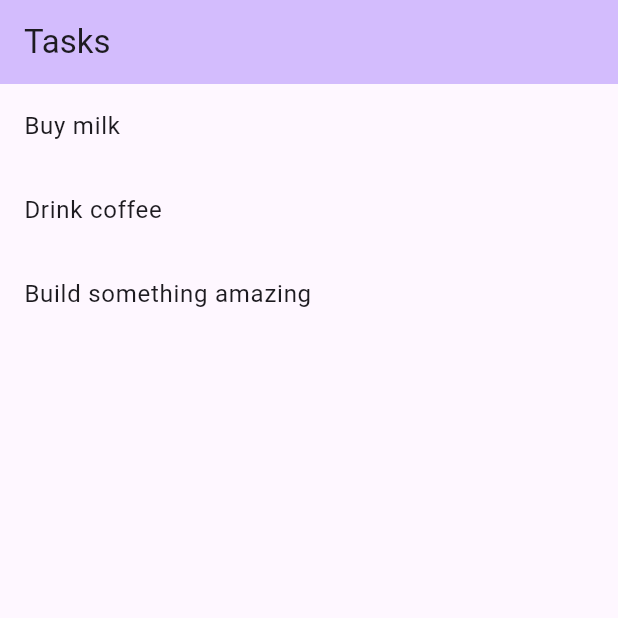
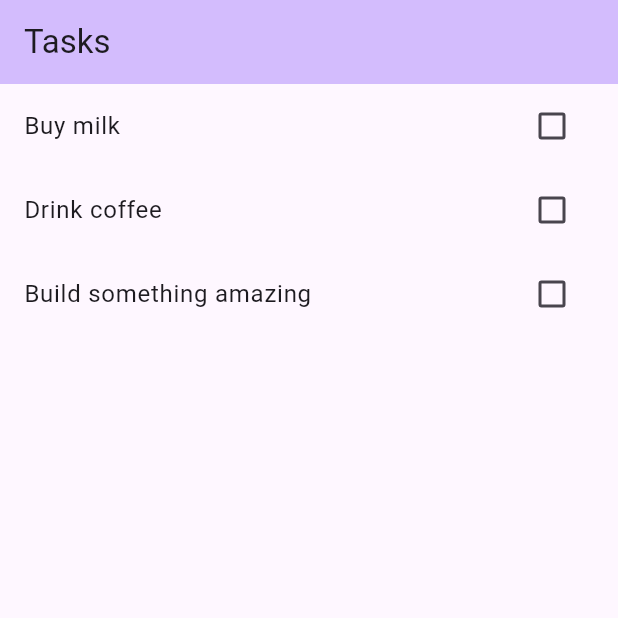
Before and after one commit to joshuamabina/tasklist_riverpod, a Flutter app: the screen it shows after launch, on a phone screen of 412 x 824 dp, the top half of it. Run offline on Flutter 3.47's test engine with Material 3 defaults, Android fonts, the light colour scheme and no system bars.

Commit message:
wip: Mark as completed

```diff
--- a/lib/main.dart
+++ b/lib/main.dart
@@ -49,7 +49,13 @@ class _TasksState extends State<Tasks> {
       ? ListView.builder(
           itemCount: _tasks.length,
           itemBuilder: (BuildContext context, int index) {
-            return ListTile(title: Text(_tasks[index]));
+            return CheckboxListTile(
+              title: Text(_tasks[index]),
+              value: false,
+              onChanged: (bool? value) {
+                // TODO
+              },
+            );
       })
       : const Center(
         child: Column(
```
